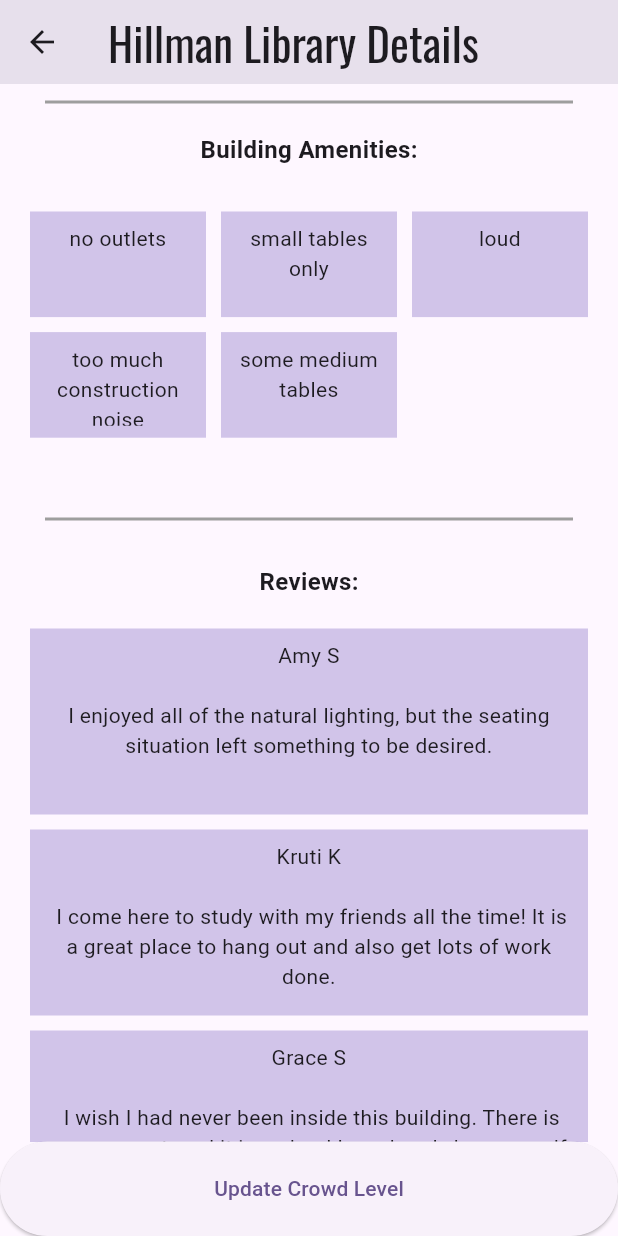
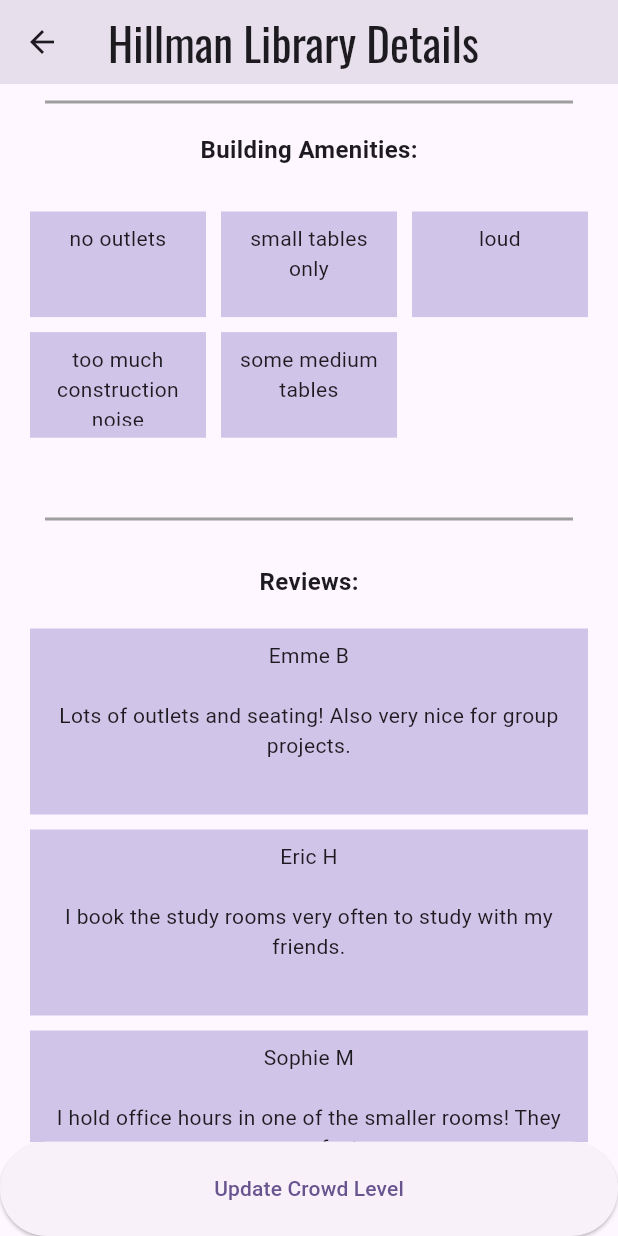
Before and after one commit to e-brent/academic_atlas, a Flutter app: the LocationDetailsView screen opened directly with empty values, scrolled down 1152 dp, on a phone screen of 412 x 824 dp. Run offline on Flutter 3.47's test engine with Material 3 defaults, Android fonts, the phone set to English and light mode, and no system bars; our stand-ins replace flutter_map, google_fonts, latlong2.

Commit message:
changed the reviews

```diff
--- a/lib/model/study_space_model.dart
+++ b/lib/model/study_space_model.dart
@@ -20,12 +20,14 @@ class StudySpace {
   double crowdLevel;
   final List<Amenities> currentAmenities;
   final List<Amenities> generalAmenities;
+  List<Map<String,String>> reviews;
 
-  StudySpace({required this.id, required this.name, required this.location, required this.crowdLevel, required this.currentAmenities, required this.generalAmenities});
+  StudySpace({required this.id, required this.name, required this.location, required this.crowdLevel, required this.currentAmenities, required this.generalAmenities, required this.reviews});
 
   factory StudySpace.fromJson(Map<String, dynamic> json ){
     final currAmenitiesData = json['currentAmenities'] as List<dynamic>?;
     final genAmenitiesData = json['generalAmenities'] as List<dynamic>?;
+    final reviewsData = json['reviews'] as List<dynamic>?;
 
     return StudySpace(
       id: json["id"],
@@ -33,7 +35,8 @@ class StudySpace {
       location: json["location"],
       crowdLevel: json["crowdLevel"],
       currentAmenities: currAmenitiesData != null ? currAmenitiesData.map((amenity) => Amenities.fromJson(amenity as Map<String, dynamic>)).toList(): <Amenities>[],
-      generalAmenities: genAmenitiesData != null ? genAmenitiesData.map((amenity) => Amenities.fromJson(amenity as Map<String, dynamic>)).toList(): <Amenities>[]
+      generalAmenities: genAmenitiesData != null ? genAmenitiesData.map((amenity) => Amenities.fromJson(amenity as Map<String, dynamic>)).toList(): <Amenities>[],
+      reviews: reviewsData != null ? reviewsData.map((review) => Map<String, String>.from(review as Map<String, dynamic>)).toList() : <Map<String, String>>[],
     );
   }
 }
--- a/lib/view/location_detail_view.dart
+++ b/lib/view/location_detail_view.dart
@@ -16,6 +16,9 @@ class LocationDetailsView extends StatefulWidget {
 }
 
 class _LocationDetailsViewState extends State<LocationDetailsView> {
+  final TextEditingController nameController = TextEditingController();
+  final TextEditingController reviewController = TextEditingController();
+  List<Map<String, String>> reviews = [];
 
   @override
   void initState() {
@@ -205,7 +208,11 @@ class _LocationDetailsViewState extends State<LocationDetailsView> {
                   Container(
                     height: 400,
                     width: 500,
-                    child: Reviews(studySpaceID),
+                    child: Reviews(localStudySpace,onAddReview: (name, content) {
+                      setState(() {
+                        reviews.add({'name': name, 'content': content});
+                      });
+                    }),
                   ),
                   SizedBox(height: 30),
                   Text("Leave a Review:",style: TextStyle(fontSize: 16, fontWeight: FontWeight.bold),),
@@ -215,6 +222,7 @@ class _LocationDetailsViewState extends State<LocationDetailsView> {
                       Container(
                         width: 375,
                         child: TextField(
+                          controller: nameController,
                           decoration: InputDecoration(
                             border: OutlineInputBorder(),
                             hintText: 'Enter your name',
@@ -225,6 +233,7 @@ class _LocationDetailsViewState extends State<LocationDetailsView> {
                       Container(
                         width: 375,
                         child: TextField(
+                          controller: reviewController,
                           maxLines: null,
                           decoration: InputDecoration(
                             border: OutlineInputBorder(),
@@ -235,7 +244,17 @@ class _LocationDetailsViewState extends State<LocationDetailsView> {
                       SizedBox(height: 10),
                       ElevatedButton(
                         onPressed: () {
-                          // make review go to the widget somehow ugh
+                        String name = nameController.text.trim();
+                        String reviewContent = reviewController.text.trim();
+
+                        if (name.isNotEmpty && reviewContent.isNotEmpty) {
+                          setState(() {
+                            reviews.add(
+                                {'name': name, 'content': reviewContent});
+                          });
+                          nameController.clear();
+                          reviewController.clear();
+                        }
                         },
                         child: Text('Submit'),
                         style: ElevatedButton.styleFrom(
--- a/lib/view_model/study_space_view_model.dart
+++ b/lib/view_model/study_space_view_model.dart
@@ -39,7 +39,7 @@ class StudySpaceViewModel extends ChangeNotifier{
     return studyspace.generalAmenities;
   }
 
-  List<Amenities> get reviews{
-    return studyspace.generalAmenities;
+  List<Map<String,String>> get reviews{
+    return studyspace.reviews;
   }
 }
--- a/lib/widgets/reviews.dart
+++ b/lib/widgets/reviews.dart
@@ -11,63 +11,53 @@ import 'package:academic_atlas/constants.dart';
 
 class Reviews extends StatefulWidget {
   final int studySpaceID;
-
-  Reviews(this.studySpaceID);
+  final void Function(String name, String content) onAddReview;
+  Reviews(this.studySpaceID,{required this.onAddReview});
 
   @override
   State<Reviews> createState() => _ReviewsState();
 }
 
 class _ReviewsState extends State<Reviews> {
+  List<Map<String, String>> reviews = [];
 
   @override
   void initState() {
     super.initState();
-    Provider.of<LocationDetailsViewModel>(context, listen: false).fetchStudySpace(widget.studySpaceID);
+    // Fetch initial reviews
+    final vm = Provider.of<LocationDetailsViewModel>(context, listen: false);
+    vm.fetchStudySpace(widget.studySpaceID);
+    reviews = vm.studySpace?.reviews ?? [];
+  }
+
+  void addReview(String name, String content) {
+    setState(() {
+      reviews.add({'name': name, 'content': content});
+    });
   }
 
   @override
   Widget build(BuildContext context) {
-    final vm = Provider.of<LocationDetailsViewModel>(context);
-
-    var reviews = [];
-    reviews.addAll(vm.studySpace!.reviews);
-
-
-    return GridView.count(
-      primary: false,
+    return GridView.builder(
       padding: const EdgeInsets.all(20),
-      crossAxisSpacing: 10,
-      mainAxisSpacing: 10,
-      crossAxisCount: 1,
-      childAspectRatio: (9/3),
-      children: <Widget>[
-        Container(
+      gridDelegate: const SliverGridDelegateWithFixedCrossAxisCount(
+        crossAxisCount: 1,
+        crossAxisSpacing: 10,
+        mainAxisSpacing: 10,
+        childAspectRatio: 9 / 3,
+      ),
+      itemCount: reviews.length,
+      itemBuilder: (context, index) {
+        final review = reviews[index];
+        return Container(
           padding: const EdgeInsets.all(8),
           color: Colors.deepPurple.shade100,
-          child:Text('Amy S\n\nI enjoyed all of the natural lighting, but the seating situation left something to be desired.',textAlign: TextAlign.center,),
-        ),
-        Container(
-          padding: const EdgeInsets.all(8),
-          color: Colors.deepPurple.shade100,
-          child: const Text('Kruti K \n\n I come here to study with my friends all the time! It is a great place to hang out and also get lots of work done.',textAlign: TextAlign.center,),
-        ),
-        Container(
-          padding: const EdgeInsets.all(8),
-          color:Colors.deepPurple.shade100,
-          child: const Text('Grace S\n\n I wish I had never been inside this building. There is never a seat, and it is so loud I can barely hear myself think! Would not recommend.',textAlign: TextAlign.center,),
-        ),
-        Container(
-          padding: const EdgeInsets.all(8),
-          color: Colors.deepPurple.shade100,
-          child: const Text('Emme B\n\n Loved the new seating options! really wish people would not leave trash on the ground though, it is distracting for the studiers.',textAlign: TextAlign.center,),
-        ),
-        Container(
-          padding: const EdgeInsets.all(8),
-          color: Colors.deepPurple.shade100,
-          child: const Text('Sophie M\n\n Great for group work! There are usually a lot of open tables with outlets, and I do not feel bad when we have to collaborate out loud.',textAlign: TextAlign.center,),
-        ),
-      ],
+          child: Text(
+            '${review['name']}\n\n${review['content']}',
+            textAlign: TextAlign.center,
+          ),
+        );
+      },
     );
   }
 }
```
Also changed, not shown: assets/studyspace_data.json (+57 -0 lines), pubspec.lock.
